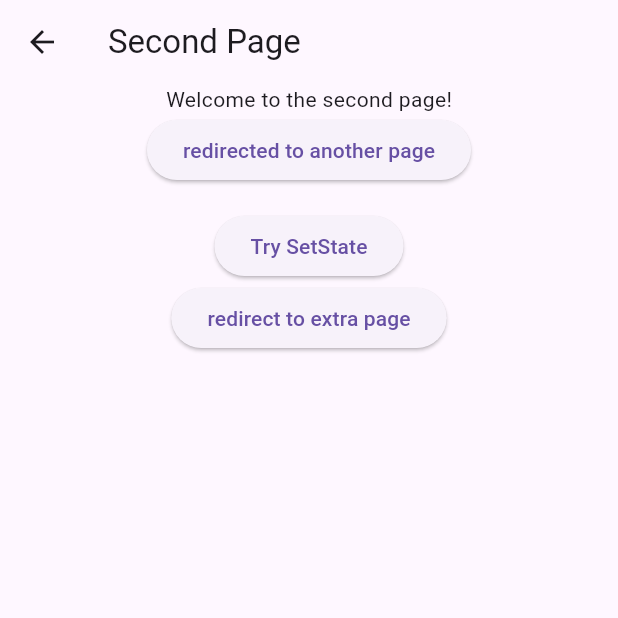
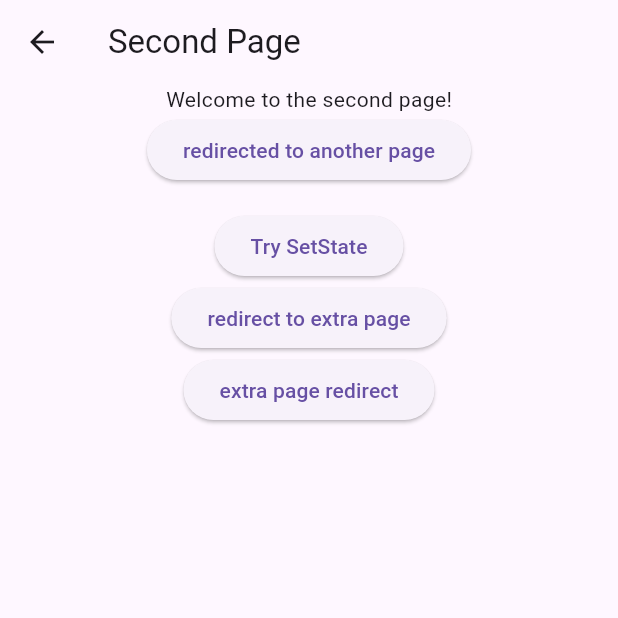
Before and after one commit to indrajeet62051/practice_flutter, a Flutter app: the SecondPage screen opened directly, on a phone screen of 412 x 824 dp, the top half of it. Run offline on Flutter 3.47's test engine with Material 3 defaults, Android fonts, the phone set to English and light mode, and no system bars.

Commit message:
practice

```diff
--- /dev/null
+++ b/lib/extra.dart
@@ -0,0 +1,33 @@
+import 'package:flutter/cupertino.dart';
+import 'package:flutter/material.dart';
+
+
+class Extrapage extends StatelessWidget{
+  @override
+  Widget build(BuildContext context) {
+    return MaterialApp(
+      title: "its extra page",
+      home: extra(),
+    );
+  }
+
+}
+
+
+class extra extends StatelessWidget{
+  @override
+  Widget build(BuildContext context) {
+    return Scaffold(
+      appBar: AppBar(
+        title:  Text("Extra page App bar"),
+      ),
+      body:
+        Container(
+          width: 500,
+          height: 500,
+          child: Center(child: Text("Its extra page for practice ")),
+        ),
+    );
+  }
+
+}
--- a/lib/main.dart
+++ b/lib/main.dart
@@ -86,7 +86,10 @@ class SecondPage extends StatelessWidget {
           SizedBox(width: 20),
           ElevatedButton(onPressed: (){
             Navigator.push(context, MaterialPageRoute(builder: (context) => usr_input()));
-          }, child: Text("redirect to extra page"))
+          }, child: Text("redirect to extra page")),
+          ElevatedButton(onPressed: (){
+            Navigator.push(context, MaterialPageRoute(builder: (context) => Extrapage()));
+          }, child: Text("extra page redirect"))
 
         ],
       )),
```
